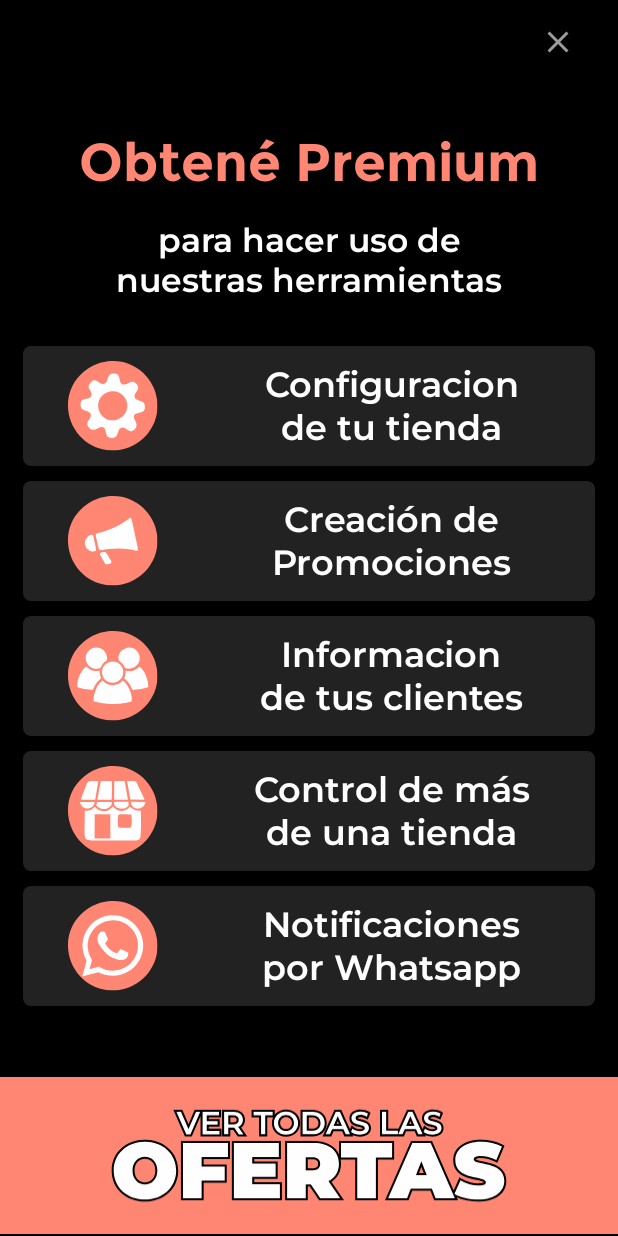
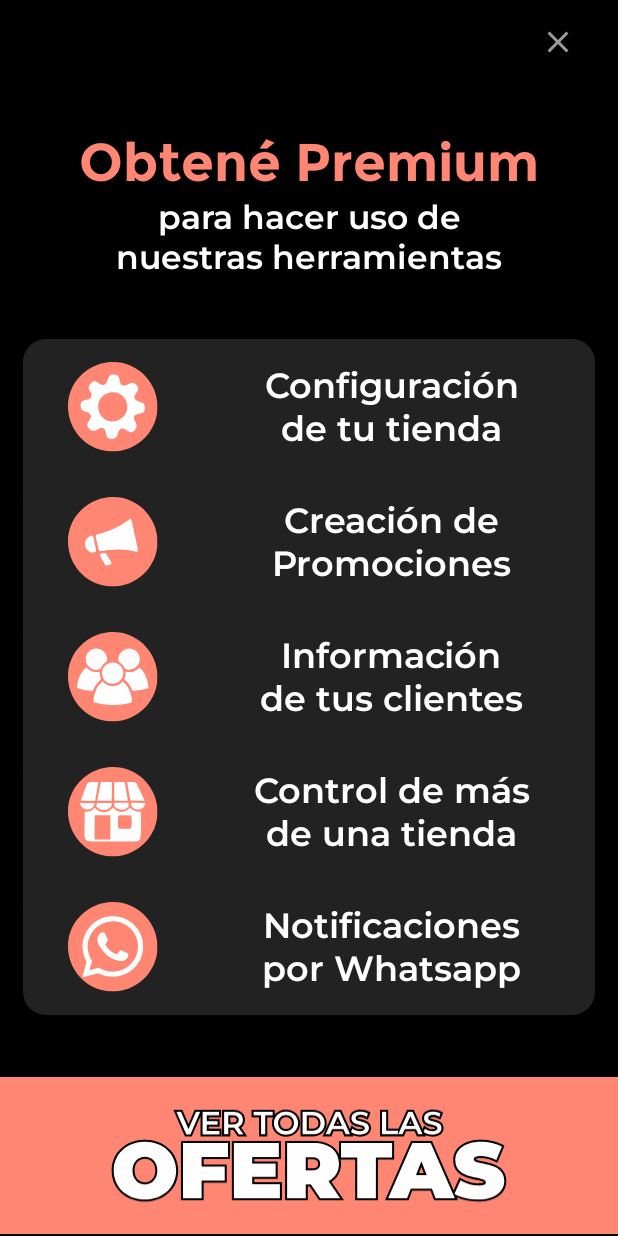
Before and after one commit to BustosNahu/Ya-tenes-turno, an Android app built with Jetpack Compose: the GetPremiumActivity screen opened directly, with no data from a screen before it, on a phone screen of 412 x 824 dp. Run offline under Robolectric (Android 15) with nearby library versions, the phone set to English and light mode, and no system bars; 1 statement that could not run was skipped.

Commit message:
validaciones funcionando correctamente, UI getPremium terminado, correcciones en menu desplegable realizadas, SWITCH bt masomenos funcionando

```diff
--- a/app/src/main/res/drawable/cards_background.xml
+++ b/app/src/main/res/drawable/cards_background.xml
@@ -4,9 +4,9 @@
         android:color="#222222">
     </solid>
     <corners
-        android:topLeftRadius="5dip"
-        android:topRightRadius="5dip"
-        android:bottomLeftRadius="5dip"
-        android:bottomRightRadius="5dip">
+        android:topLeftRadius="15dip"
+        android:topRightRadius="15dip"
+        android:bottomLeftRadius="15dip"
+        android:bottomRightRadius="15dip">
     </corners>
 </shape>
--- a/app/src/main/res/layout/activity_get_premium.xml
+++ b/app/src/main/res/layout/activity_get_premium.xml
@@ -31,7 +31,6 @@
             style="@style/SemiBold"
             android:layout_width="wrap_content"
             android:layout_height="wrap_content"
-            android:layout_marginTop="15dp"
             android:gravity="center"
             android:text="para hacer uso de                               nuestras herramientas"
             android:textColor="@color/white"
@@ -41,17 +40,28 @@
             app:layout_constraintStart_toStartOf="parent"
             app:layout_constraintTop_toBottomOf="@+id/textView2" />
 
+        <LinearLayout
+            android:layout_width="match_parent"
+            android:layout_height="wrap_content"
+            android:layout_marginStart="15dp"
+            android:layout_marginTop="35dp"
+            android:layout_marginEnd="15dp"
+            android:layout_marginBottom="35dp"
+            android:background="@drawable/cards_background"
+            android:gravity="center"
+            android:orientation="vertical"
+            app:layout_constraintBottom_toTopOf="@+id/btnGetPremium"
+            app:layout_constraintEnd_toEndOf="parent"
+            app:layout_constraintStart_toStartOf="parent"
+            app:layout_constraintTop_toBottomOf="@+id/textView14">
 
             <LinearLayout
                 android:id="@+id/cl_1"
                 android:layout_width="match_parent"
                 android:layout_height="80dp"
-                android:layout_marginLeft="15dp"
-                android:layout_marginTop="30dp"
-                android:layout_marginRight="15dp"
+                android:layout_marginTop="5dp"
                 android:background="@drawable/cards_background"
                 android:orientation="horizontal"
-                app:layout_constraintTop_toBottomOf="@+id/textView14"
                 tools:layout_editor_absoluteX="16dp">
 
                 <ImageView
@@ -70,7 +80,7 @@
                     android:gravity="center"
                     android:lines="2"
                     android:minLines="2"
-                    android:text="Configuracion                         de tu tienda"
+                    android:text="Configuración                         de tu tienda"
                     android:textColor="@color/white"
                     android:textSize="23sp" />
             </LinearLayout>
@@ -79,9 +89,7 @@
                 android:id="@+id/cl_2"
                 android:layout_width="match_parent"
                 android:layout_height="80dp"
-                android:layout_marginLeft="15dp"
                 android:layout_marginTop="10dp"
-                android:layout_marginRight="15dp"
                 android:background="@drawable/cards_background"
                 android:orientation="horizontal"
                 app:layout_constraintTop_toBottomOf="@+id/cl_1"
@@ -112,9 +120,7 @@
                 android:id="@+id/cl_3"
                 android:layout_width="match_parent"
                 android:layout_height="80dp"
-                android:layout_marginLeft="15dp"
                 android:layout_marginTop="10dp"
-                android:layout_marginRight="15dp"
                 android:background="@drawable/cards_background"
                 android:orientation="horizontal"
                 app:layout_constraintTop_toBottomOf="@+id/cl_2"
@@ -136,7 +142,7 @@
                     android:gravity="center"
                     android:lines="2"
                     android:minLines="2"
-                    android:text="Informacion                de tus clientes"
+                    android:text="Información                de tus clientes"
                     android:textColor="@color/white"
                     android:textSize="23sp" />
             </LinearLayout>
@@ -145,9 +151,7 @@
                 android:id="@+id/cl_4"
                 android:layout_width="match_parent"
                 android:layout_height="80dp"
-                android:layout_marginLeft="15dp"
                 android:layout_marginTop="10dp"
-                android:layout_marginRight="15dp"
                 android:background="@drawable/cards_background"
                 android:orientation="horizontal"
                 app:layout_constraintTop_toBottomOf="@+id/cl_3"
@@ -178,9 +182,8 @@
                 android:id="@+id/cl_5"
                 android:layout_width="match_parent"
                 android:layout_height="80dp"
-                android:layout_marginLeft="15dp"
                 android:layout_marginTop="10dp"
-                android:layout_marginRight="15dp"
+                android:layout_marginBottom="5dp"
                 android:background="@drawable/cards_background"
                 android:orientation="horizontal"
                 app:layout_constraintTop_toBottomOf="@+id/cl_4"
@@ -206,27 +209,18 @@
                     android:textColor="@color/white"
                     android:textSize="23sp" />
             </LinearLayout>
+        </LinearLayout>
 
         <ImageView
             android:id="@+id/btnGetPremium"
             android:layout_width="match_parent"
             android:layout_height="107dp"
+            android:clickable="true"
             android:src="@drawable/ic_ofertas"
             app:layout_constraintBottom_toBottomOf="parent"
             app:layout_constraintEnd_toEndOf="parent"
-            app:layout_constraintStart_toStartOf="parent"
-            android:clickable="true"
-            />
-        <!--        <Button-->
-<!--            android:id="@+id/btnGetPremium"-->
-<!--            style="@style/Widget.AppCompat.Button.Borderless.Colored"-->
-<!--            android:layout_width="match_parent"-->
-<!--            android:layout_height="100dp"-->
-<!--            android:background="@color/colorPrimary"-->
-<!--            android:text="@string/view_sub_options"-->
-<!--            app:layout_constraintBottom_toBottomOf="parent"-->
-<!--            app:layout_constraintEnd_toEndOf="parent"-->
-<!--            app:layout_constraintStart_toStartOf="parent" />-->
+            app:layout_constraintStart_toStartOf="parent" />
+
 
     </androidx.constraintlayout.widget.ConstraintLayout>
 
```
Also changed, not shown: 1 other file.
